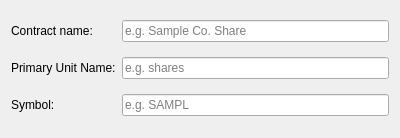
Open-Transactions/Moneychanger, file src/gui/widgets/pagesecurity_details.ui: the form before one commit.
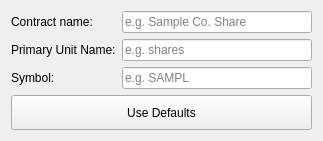
The form after the commit.

```diff
--- a/src/gui/widgets/pagesecurity_details.ui
+++ b/src/gui/widgets/pagesecurity_details.ui
@@ -6,50 +6,50 @@
    <rect>
     <x>0</x>
     <y>0</y>
-    <width>400</width>
-    <height>138</height>
+    <width>323</width>
+    <height>141</height>
    </rect>
   </property>
   <property name="windowTitle">
    <string>WizardPage</string>
   </property>
   <layout class="QGridLayout" name="gridLayout">
-   <item row="0" column="1">
+   <item row="0" column="0">
+    <widget class="QLabel" name="label">
+     <property name="text">
+      <string>Contract name:</string>
+     </property>
+    </widget>
+   </item>
+   <item row="0" column="2">
     <widget class="QLineEdit" name="lineEditContractName">
      <property name="placeholderText">
       <string>e.g. Sample Co. Share</string>
      </property>
     </widget>
    </item>
-   <item row="2" column="0">
-    <widget class="QLabel" name="label_3">
-     <property name="text">
-      <string>Symbol:</string>
-     </property>
-    </widget>
-   </item>
-   <item row="1" column="0">
+   <item row="1" column="0" colspan="2">
     <widget class="QLabel" name="label_2">
      <property name="text">
       <string>Primary Unit Name:</string>
      </property>
     </widget>
    </item>
-   <item row="1" column="1">
+   <item row="1" column="2">
     <widget class="QLineEdit" name="lineEditPrimaryUnit">
      <property name="placeholderText">
       <string>e.g. shares</string>
      </property>
     </widget>
    </item>
-   <item row="0" column="0">
-    <widget class="QLabel" name="label">
+   <item row="2" column="0">
+    <widget class="QLabel" name="label_3">
      <property name="text">
-      <string>Contract name:</string>
+      <string>Symbol:</string>
      </property>
     </widget>
    </item>
-   <item row="2" column="1">
+   <item row="2" column="2">
     <widget class="QLineEdit" name="lineEditSymbol">
      <property name="text">
       <string/>
@@ -59,6 +59,25 @@
      </property>
     </widget>
    </item>
+   <item row="3" column="0" colspan="3">
+    <widget class="QPushButton" name="pushButtonDefaults">
+     <property name="minimumSize">
+      <size>
+       <width>300</width>
+       <height>30</height>
+      </size>
+     </property>
+     <property name="maximumSize">
+      <size>
+       <width>600</width>
+       <height>40</height>
+      </size>
+     </property>
+     <property name="text">
+      <string>Use Defaults</string>
+     </property>
+    </widget>
+   </item>
   </layout>
  </widget>
  <resources/>
```
Left out of the diff: 5 changed lines with no effect on the pictures.
